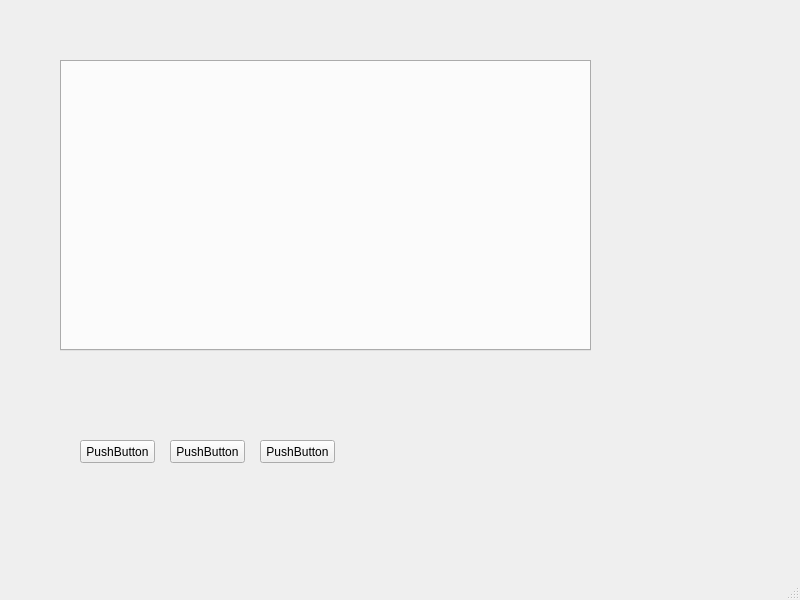
Old version of the form cpp/8H82600/mainwindow.ui in the repository huayunfly/goiot.
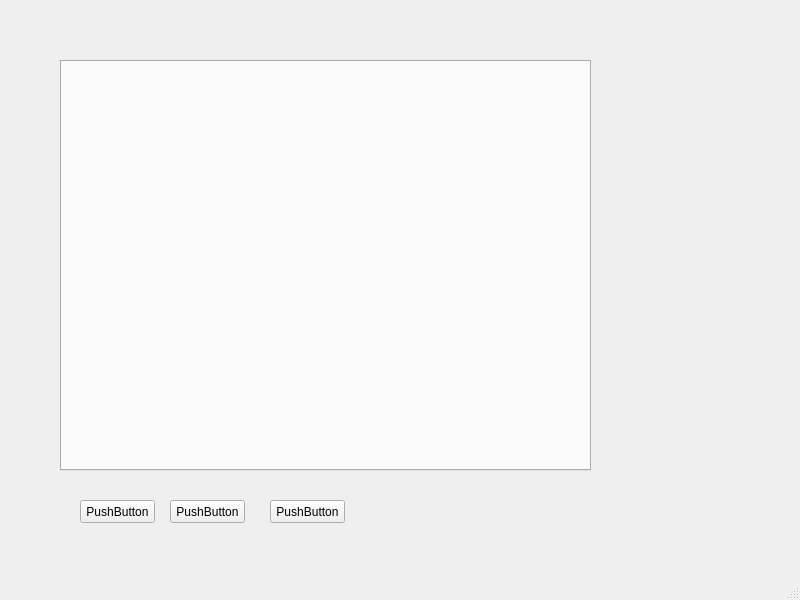
New version of the form.

Diff of the .ui file:
```diff
--- a/cpp/8H82600/mainwindow.ui
+++ b/cpp/8H82600/mainwindow.ui
@@ -20,7 +20,7 @@
       <x>60</x>
       <y>60</y>
       <width>551</width>
-      <height>301</height>
+      <height>411</height>
      </rect>
     </property>
     <widget class="QTabWidget" name="tabWidget">
@@ -29,7 +29,7 @@
        <x>0</x>
        <y>0</y>
        <width>531</width>
-       <height>291</height>
+       <height>411</height>
       </rect>
      </property>
      <property name="currentIndex">
@@ -41,7 +41,7 @@
     <property name="geometry">
      <rect>
       <x>80</x>
-      <y>440</y>
+      <y>500</y>
       <width>75</width>
       <height>23</height>
      </rect>
@@ -54,7 +54,7 @@
     <property name="geometry">
      <rect>
       <x>170</x>
-      <y>440</y>
+      <y>500</y>
       <width>75</width>
       <height>23</height>
      </rect>
@@ -66,8 +66,8 @@
    <widget class="QPushButton" name="pushButton_3">
     <property name="geometry">
      <rect>
-      <x>260</x>
-      <y>440</y>
+      <x>270</x>
+      <y>500</y>
       <width>75</width>
       <height>23</height>
      </rect>
```
